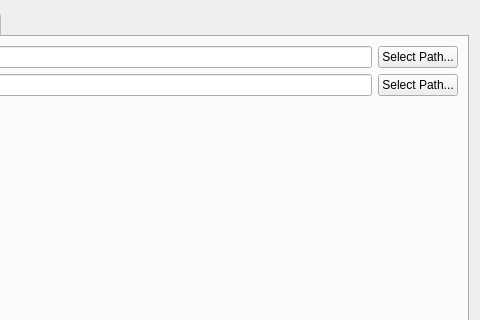
Old version of the form setupwidget.ui in the repository xiluembo/atsumari; both pictures show x 370 to 850 and y 0 to 320 of the 850 by 487 pixel window.
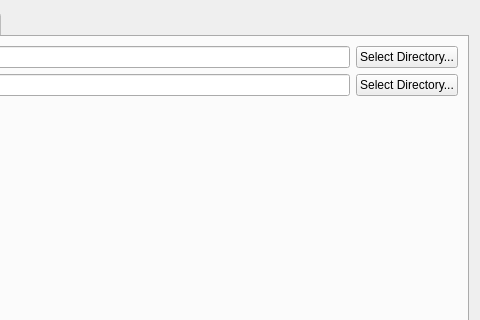
New version of the form. The open tabs and pages were chosen to show the change. Icons and pictures are not drawn.

Commit message: Rename "path" to "directory"

The edit to the form file:
```diff
--- a/setupwidget.ui
+++ b/setupwidget.ui
@@ -516,14 +516,14 @@
        <item row="0" column="2">
         <widget class="QPushButton" name="btnEmojiPath">
          <property name="text">
-          <string>Select Path...</string>
+          <string>Select Directory...</string>
          </property>
         </widget>
        </item>
        <item row="1" column="2">
         <widget class="QPushButton" name="btnEmotePath">
          <property name="text">
-          <string>Select Path...</string>
+          <string>Select Directory...</string>
          </property>
         </widget>
        </item>
```
